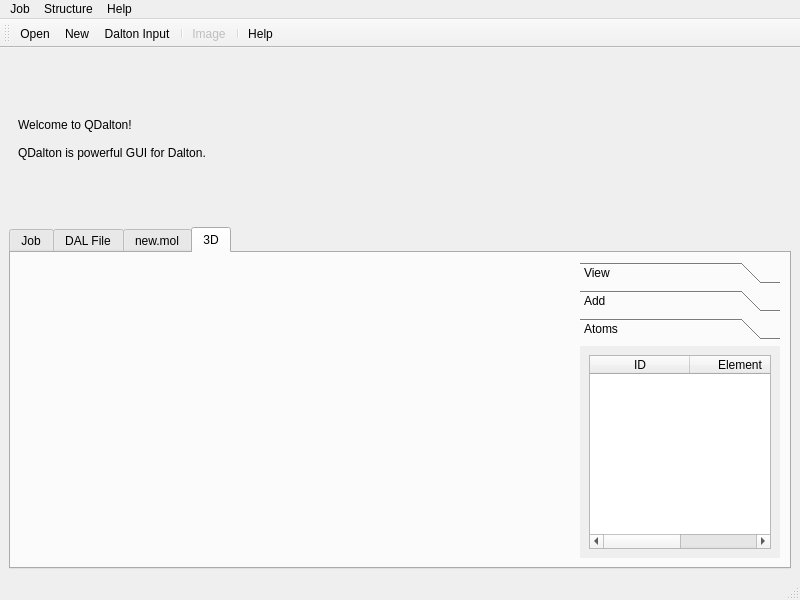
Qt form Sources/MainWindow.ui (xMoad/qdalton) before a commit.
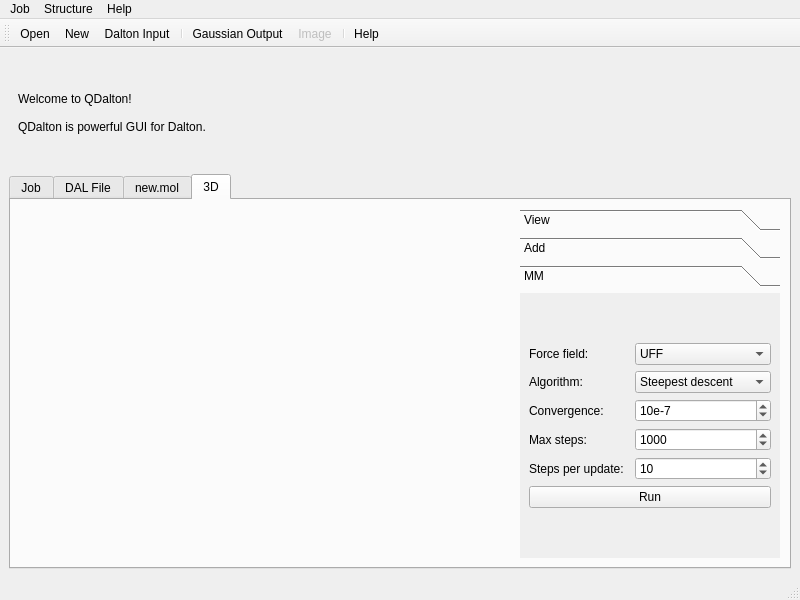
The same form after that commit. The open tabs and pages were chosen to show the change. Icons and pictures are not drawn. Custom widgets are drawn as their Qt base class.

```diff
--- a/Sources/MainWindow.ui
+++ b/Sources/MainWindow.ui
@@ -196,16 +196,10 @@
          <widget class="QToolBox" name="toolBox">
           <property name="minimumSize">
            <size>
-            <width>200</width>
+            <width>260</width>
             <height>0</height>
            </size>
           </property>
-          <property name="maximumSize">
-           <size>
-            <width>200</width>
-            <height>16777215</height>
-           </size>
-          </property>
           <widget class="QWidget" name="pageView">
            <property name="geometry">
             <rect>
@@ -330,8 +324,8 @@
               </item>
              </widget>
             </item>
-            <item row="0" column="0">
-             <widget class="QLabel" name="label_5">
+            <item row="1" column="0">
+             <widget class="QLabel" name="labelAtom">
               <property name="text">
                <string>Atom:</string>
               </property>
@@ -354,40 +348,168 @@
             <rect>
              <x>0</x>
              <y>0</y>
-             <width>98</width>
-             <height>80</height>
+             <width>293</width>
+             <height>226</height>
             </rect>
            </property>
            <attribute name="label">
-            <string>Atoms</string>
+            <string>MM</string>
            </attribute>
            <layout class="QGridLayout" name="gridLayout_9">
-            <item row="0" column="0">
-             <widget class="QTableWidget" name="atomsTableWidget">
-              <property name="mouseTracking">
-               <bool>true</bool>
+            <item row="1" column="0">
+             <widget class="QLabel" name="labelForceField">
+              <property name="text">
+               <string>Force field:</string>
               </property>
-              <property name="selectionBehavior">
-               <enum>QAbstractItemView::SelectRows</enum>
+             </widget>
+            </item>
+            <item row="1" column="1">
+             <widget class="QComboBox" name="comboBoxForceField">
+              <property name="currentIndex">
+               <number>3</number>
               </property>
-              <attribute name="verticalHeaderVisible">
-               <bool>false</bool>
-              </attribute>
-              <attribute name="verticalHeaderDefaultSectionSize">
-               <number>18</number>
-              </attribute>
-              <column>
+              <item>
                <property name="text">
-                <string>ID</string>
+                <string>Ghemical</string>
                </property>
-              </column>
-              <column>
+              </item>
+              <item>
                <property name="text">
-                <string>Element</string>
+                <string>MMFF94</string>
                </property>
-              </column>
+              </item>
+              <item>
+               <property name="text">
+                <string>MMFF94s</string>
+               </property>
+              </item>
+              <item>
+               <property name="text">
+                <string>UFF</string>
+               </property>
+              </item>
              </widget>
             </item>
+            <item row="6" column="0" colspan="2">
+             <widget class="QPushButton" name="pushButtonRun">
+              <property name="text">
+               <string>Run</string>
+              </property>
+             </widget>
+            </item>
+            <item row="2" column="0">
+             <widget class="QLabel" name="labelAlgorithm">
+              <property name="text">
+               <string>Algorithm:</string>
+              </property>
+             </widget>
+            </item>
+            <item row="2" column="1">
+             <widget class="QComboBox" name="comboBoxAlgorithm">
+              <item>
+               <property name="text">
+                <string>Steepest descent</string>
+               </property>
+              </item>
+              <item>
+               <property name="text">
+                <string>Conjugate gradient</string>
+               </property>
+              </item>
+             </widget>
+            </item>
+            <item row="3" column="0">
+             <widget class="QLabel" name="label_5">
+              <property name="text">
+               <string>Convergence:</string>
+              </property>
+             </widget>
+            </item>
+            <item row="3" column="1">
+             <widget class="QSpinBox" name="spinBoxConvergence">
+              <property name="prefix">
+               <string>10e-</string>
+              </property>
+              <property name="minimum">
+               <number>2</number>
+              </property>
+              <property name="maximum">
+               <number>10</number>
+              </property>
+              <property name="value">
+               <number>7</number>
+              </property>
+             </widget>
+            </item>
+            <item row="4" column="0">
+             <widget class="QLabel" name="labelMaxSteps">
+              <property name="text">
+               <string>Max steps:</string>
+              </property>
+             </widget>
+            </item>
+            <item row="4" column="1">
+             <widget class="QSpinBox" name="spinBoxMaxSteps">
+              <property name="minimum">
+               <number>100</number>
+              </property>
+              <property name="maximum">
+               <number>10000</number>
+              </property>
+              <property name="singleStep">
+               <number>100</number>
+              </property>
+              <property name="value">
+               <number>1000</number>
+              </property>
+             </widget>
+            </item>
+            <item row="5" column="0">
+             <widget class="QLabel" name="labelStepsPerUpdate">
+              <property name="text">
+               <string>Steps per update:</string>
+              </property>
+             </widget>
+            </item>
+            <item row="5" column="1">
+             <widget class="QSpinBox" name="spinBoxStepsPerUpdate">
+              <property name="maximum">
+               <number>100</number>
+              </property>
+              <property name="singleStep">
+               <number>10</number>
+              </property>
+              <property name="value">
+               <number>10</number>
+              </property>
+             </widget>
+            </item>
+            <item row="7" column="0" colspan="2">
+             <spacer name="verticalSpacer">
+              <property name="orientation">
+               <enum>Qt::Vertical</enum>
+              </property>
+              <property name="sizeHint" stdset="0">
+               <size>
+                <width>20</width>
+                <height>40</height>
+               </size>
+              </property>
+             </spacer>
+            </item>
+            <item row="0" column="0" colspan="2">
+             <spacer name="verticalSpacer_2">
+              <property name="orientation">
+               <enum>Qt::Vertical</enum>
+              </property>
+              <property name="sizeHint" stdset="0">
+               <size>
+                <width>20</width>
+                <height>40</height>
+               </size>
+              </property>
+             </spacer>
+            </item>
            </layout>
           </widget>
          </widget>
@@ -483,6 +605,7 @@
    <addaction name="actionJobNew"/>
    <addaction name="actionJobImportDalton"/>
    <addaction name="separator"/>
+   <addaction name="actionStructureImportGaussianOutput"/>
    <addaction name="actionStructureExportImage"/>
    <addaction name="separator"/>
    <addaction name="actionHelpHelp"/>
@@ -532,6 +655,18 @@
     <string>Help</string>
    </property>
   </action>
+  <action name="actionStructureImportGaussianOutput">
+   <property name="icon">
+    <iconset resource="../Resources/icons.qrc">
+     <normaloff>:/icons/16x16/actionStructureImportGaussianOutput.png</normaloff>:/icons/16x16/actionStructureImportGaussianOutput.png</iconset>
+   </property>
+   <property name="text">
+    <string>Gaussian Output</string>
+   </property>
+   <property name="toolTip">
+    <string>Import structure from Gaussian output file.</string>
+   </property>
+  </action>
   <action name="actionStructureExportImage">
    <property name="enabled">
     <bool>false</bool>
```
Left out of the diff: 182 changed lines with no effect on the pictures.
